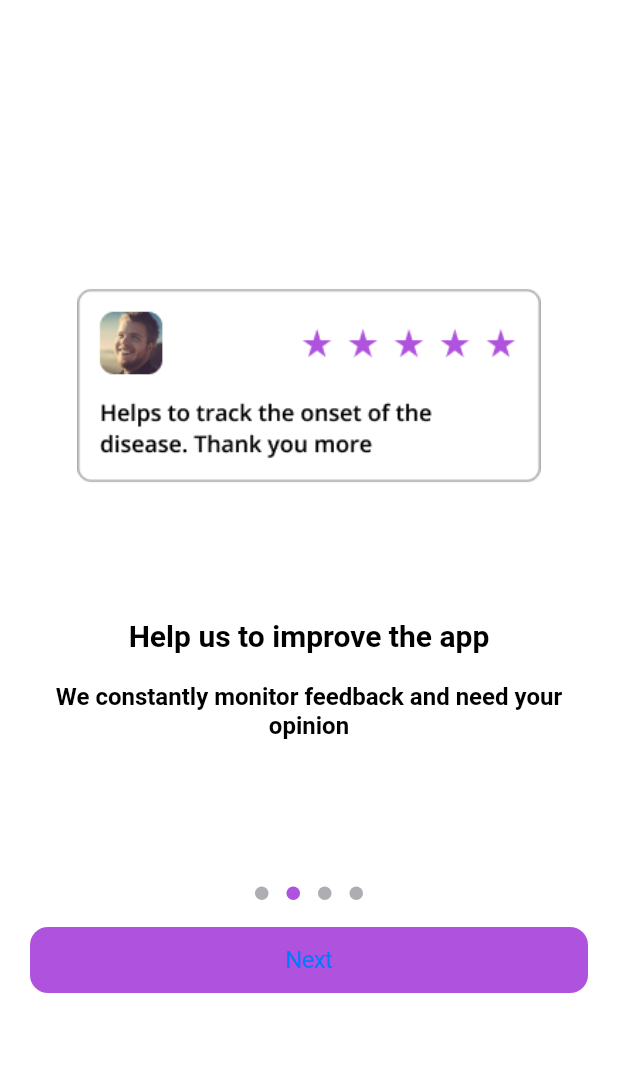
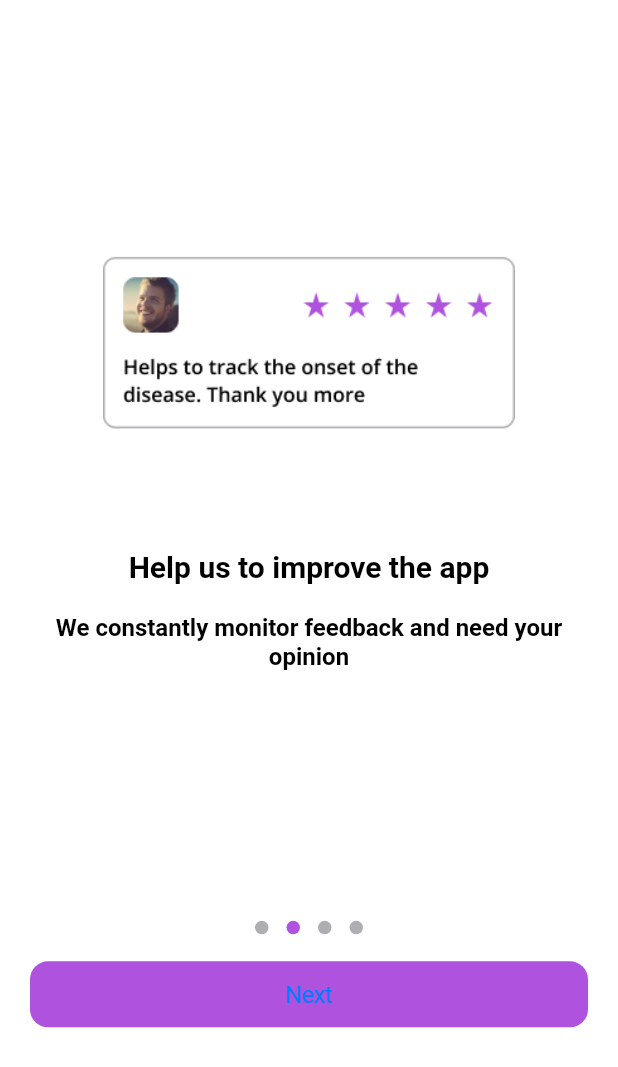
Before and after one commit to TimurKarev/blood_pressure, a Flutter app: the screen it shows after launch, swiped to page 2, on a phone screen of 412 x 824 dp. Shown: the top 1067 px of the screen. Run offline on Flutter 3.47's test engine with Material 2 defaults, Android fonts, the light colour scheme and no system bars; drawn by our look-alikes of dots_indicator; our stand-ins replace charts_flutter, flutter_riverpod, flutter_svg, rating_dialog, shared_preferences, sqflite; missing offline and left inert: dart_date; accounts and stored records are empty.

Commit message:
onBoard adapt

```diff
--- a/lib/pages/on_board/on_board_page.dart
+++ b/lib/pages/on_board/on_board_page.dart
@@ -117,7 +117,7 @@ class _OnBoardPageState extends State<OnBoardPage> {
                 child: Container(),
               ),
               Flexible(
-                flex: 1,
+                flex: 2,
                 child: Container(),
               ),
               Flexible(
--- a/lib/pages/on_board/widgets/on_board_template.dart
+++ b/lib/pages/on_board/widgets/on_board_template.dart
@@ -40,7 +40,7 @@ class OnBoardTemplate extends StatelessWidget {
               child: Image.asset(imagePath),
             ),
             Flexible(
-              flex: 1,
+              flex: 2,
               child: GestureDetector(
                 child: Center(child: textOrButton),
                 onTap: () {
```
